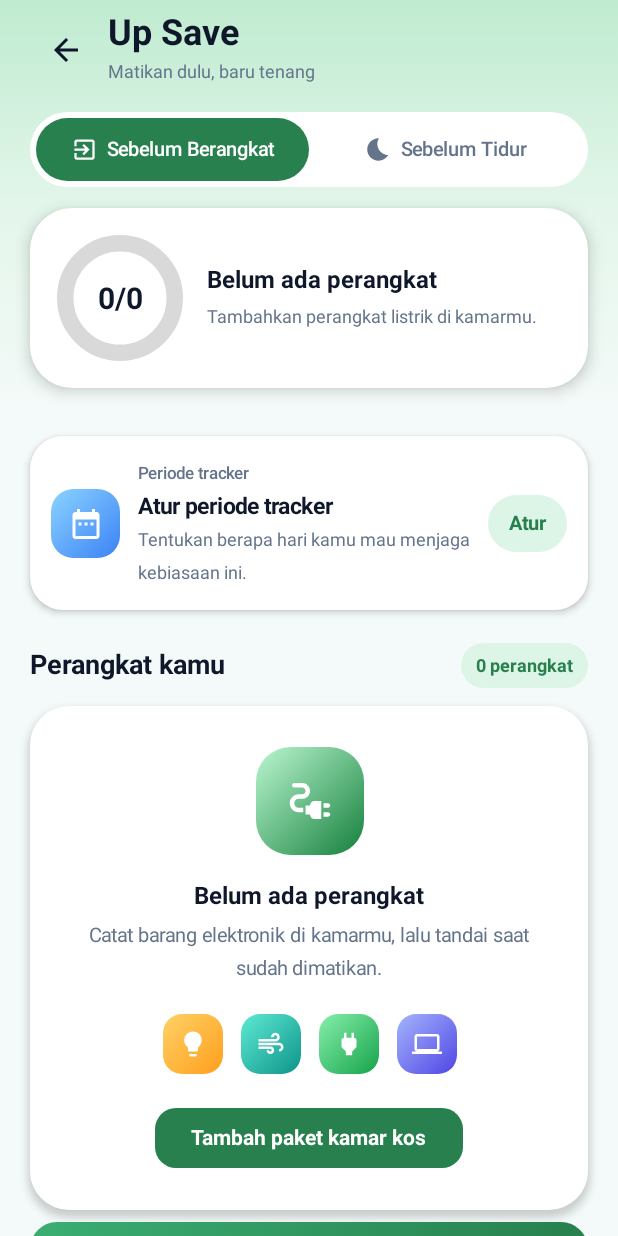
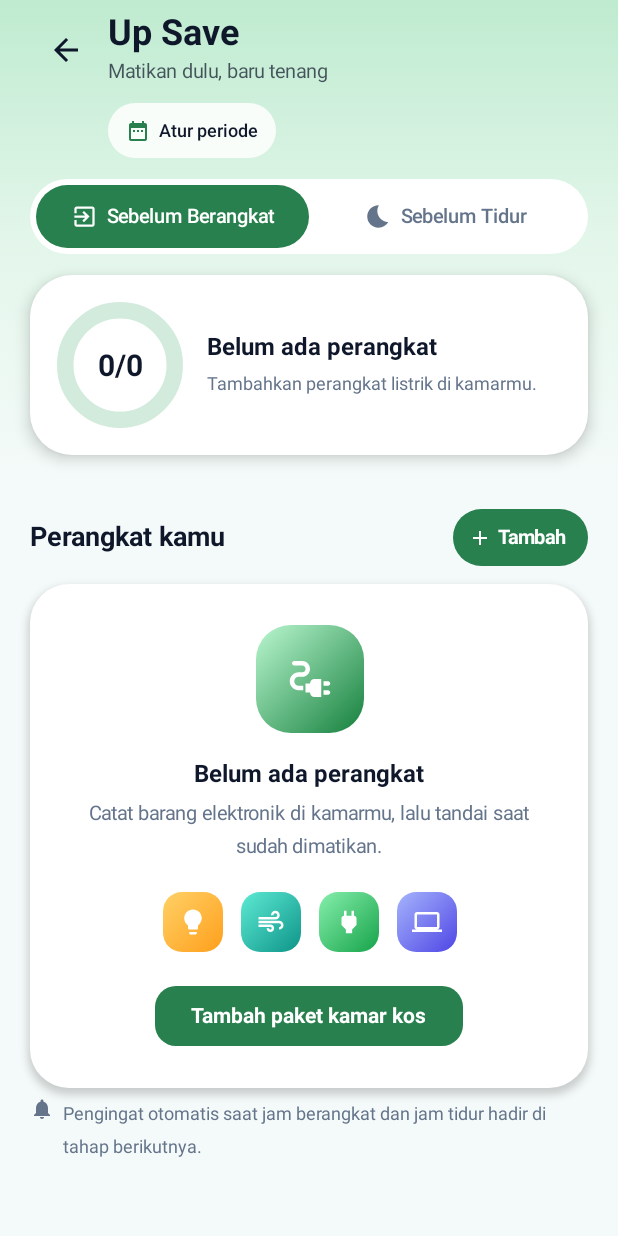
Before and after one commit to arinasabilal/SDG-Tracer-App, an Android app built with Jetpack Compose: the composable SaveScreen called with empty values, on a phone screen of 412 x 824 dp. Run offline under Robolectric (Android 15) with nearby library versions, the phone set to English and light mode, and no system bars; our stand-ins replace Firebase (no records; nobody signed in at launch, a user with empty details on screens opened directly).

Commit message:
SaveScreen.kt

```diff
--- a/app/src/main/java/com/example/apk/ui/SaveScreen.kt
+++ b/app/src/main/java/com/example/apk/ui/SaveScreen.kt
@@ -1,5 +1,6 @@
 // LOKASI: app/src/main/java/com/example/apk/ui/SaveScreen.kt (TIMPA)
 // Layar Up Save: periode tracker, daftar perangkat, checklist sebelum berangkat / sebelum tidur.
+// Perubahan tahap ini HANYA tampilan. Logika data (Repository, centang, reset harian) tidak diubah.
 package com.example.apk.ui
 
 import androidx.compose.animation.animateColorAsState
@@ -44,7 +45,7 @@ import androidx.compose.ui.graphics.drawscope.Stroke
 import androidx.compose.ui.text.font.FontWeight
 import androidx.compose.ui.text.input.KeyboardType
 import androidx.compose.ui.text.style.TextAlign
-import androidx.compose.ui.text.style.TextDecoration
+import androidx.compose.ui.text.style.TextOverflow
 import androidx.compose.ui.unit.Dp
 import androidx.compose.ui.unit.dp
 import androidx.compose.ui.unit.sp
@@ -53,13 +54,11 @@ import com.example.apk.data.DeviceRepository
 import com.example.apk.data.HabitRepository
 import com.example.apk.data.TrackerPlan
 import com.example.apk.ui.theme.LuBackground
-import com.example.apk.ui.theme.LuBorder
 import com.example.apk.ui.theme.LuSaveBg
 import com.example.apk.ui.theme.LuSaveIcon
 import com.example.apk.ui.theme.LuSurface
 import com.example.apk.ui.theme.LuTextDark
 import com.example.apk.ui.theme.LuTextGray
-import com.example.apk.ui.theme.LuTrack
 import java.text.SimpleDateFormat
 import java.util.Calendar
 import java.util.Date
@@ -71,6 +70,7 @@ private val StatusAmber = Color(0xFFB45309)
 private val StatusAmberBg = Color(0xFFFFF0CC)
 private val StatusGreenBg = Color(0xFFD3F0DE)
 private val RowDoneBg = Color(0xFFEAF8EF)
+private val SaveTrack = Color(0xFFD3EBDC) // jalur ring: hijau muda (sebelumnya abu-abu)
 
 private val quickPicks = listOf(
     "bulb" to "Lampu", "ac" to "AC", "fan" to "Kipas", "charger" to "Charger",
@@ -161,10 +161,20 @@ fun SaveScreen(done: Set<String>, todayKey: String, onBack: () -> Unit) {
                     Spacer(Modifier.width(4.dp))
                     Column {
                         Text("Up Save", fontSize = 24.sp, fontWeight = FontWeight.Bold, color = LuTextDark)
-                        Text("Matikan dulu, baru tenang", fontSize = 12.sp, color = LuTextGray)
+                        // Subjudul dibuat lebih gelap supaya terbaca di atas gradasi hijau.
+                        Text(
+                            "Matikan dulu, baru tenang",
+                            fontSize = 13.sp,
+                            color = LuTextDark.copy(alpha = 0.72f)
+                        )
                     }
                 }
-                Spacer(Modifier.height(16.dp))
+                Spacer(Modifier.height(10.dp))
+                // Periode tracker: chip kecil (menggantikan kartu besar). 52.dp = sejajar dengan judul.
+                Box(Modifier.padding(start = 52.dp)) {
+                    PeriodChip(plan, todayKey) { showPlan = true }
+                }
+                Spacer(Modifier.height(14.dp))
                 ModeSwitch(mode) { mode = it }
                 Spacer(Modifier.height(14.dp))
                 SaveProgressCard(mode, checkedCount, total, progress)
@@ -172,23 +182,25 @@ fun SaveScreen(done: Set<String>, todayKey: String, onBack: () -> Unit) {
         }
 
         Column(Modifier.padding(horizontal = 20.dp)) {
-            Spacer(Modifier.height(16.dp))
-            PeriodCard(plan, todayKey) { showPlan = true }
-
-            Spacer(Modifier.height(22.dp))
+            Spacer(Modifier.height(20.dp))
             Row(
                 modifier = Modifier.fillMaxWidth(),
                 horizontalArrangement = Arrangement.SpaceBetween,
                 verticalAlignment = Alignment.CenterVertically
             ) {
                 Text("Perangkat kamu", fontSize = 18.sp, fontWeight = FontWeight.Bold, color = LuTextDark)
-                Box(
+                // Tombol Tambah menggantikan badge "N perangkat" dan tombol besar di bawah daftar.
+                Row(
                     modifier = Modifier
                         .clip(RoundedCornerShape(50))
-                        .background(LuSaveBg)
-                        .padding(horizontal = 10.dp, vertical = 4.dp)
+                        .background(LuSaveIcon)
+                        .clickable { showAdd = true }
+                        .padding(start = 10.dp, end = 14.dp, top = 8.dp, bottom = 8.dp),
+                    verticalAlignment = Alignment.CenterVertically
                 ) {
-                    Text("$total perangkat", fontSize = 12.sp, fontWeight = FontWeight.Bold, color = LuSaveIcon)
+                    Icon(Icons.Default.Add, contentDescription = null, tint = Color.White, modifier = Modifier.size(16.dp))
+                    Spacer(Modifier.width(4.dp))
+                    Text("Tambah", fontSize = 13.sp, fontWeight = FontWeight.Bold, color = Color.White)
                 }
             }
             Spacer(Modifier.height(12.dp))
@@ -207,24 +219,7 @@ fun SaveScreen(done: Set<String>, todayKey: String, onBack: () -> Unit) {
                 Spacer(Modifier.height(10.dp))
             }
 
-            Spacer(Modifier.height(8.dp))
-            Box(
-                modifier = Modifier
-                    .fillMaxWidth()
-                    .height(54.dp)
-                    .clip(RoundedCornerShape(18.dp))
-                    .background(Brush.horizontalGradient(listOf(Color(0xFF3AAE72), LuSaveIcon)))
-                    .clickable { showAdd = true },
-                contentAlignment = Alignment.Center
-            ) {
-                Row(verticalAlignment = Alignment.CenterVertically) {
-                    Icon(Icons.Default.Add, contentDescription = null, tint = Color.White)
-                    Spacer(Modifier.width(8.dp))
-                    Text("Tambah perangkat", fontSize = 15.sp, fontWeight = FontWeight.Bold, color = Color.White)
-                }
-            }
-
-            Spacer(Modifier.height(14.dp))
+            Spacer(Modifier.height(6.dp))
             Row(verticalAlignment = Alignment.Top) {
                 Icon(
                     Icons.Default.Notifications,
@@ -285,6 +280,9 @@ fun SaveScreen(done: Set<String>, todayKey: String, onBack: () -> Unit) {
     toDelete?.let { d ->
         AlertDialog(
             onDismissRequest = { toDelete = null },
+            containerColor = LuSurface,
+            titleContentColor = LuTextDark,
+            textContentColor = LuTextGray,
             title = { Text("Hapus ${d.name}?") },
             text = { Text("Perangkat ini dihapus dari daftar centangmu.") },
             confirmButton = {
@@ -294,12 +292,10 @@ fun SaveScreen(done: Set<String>, todayKey: String, onBack: () -> Unit) {
                     syncFlags(remaining, leave, sleep)
                     toDelete = null
                 }) {
-                    Text("Hapus", color = SaveRed)
+                    Text("Hapus", color = SaveRed, fontWeight = FontWeight.Bold)
                 }
             },
-            dismissButton = {
-                TextButton(onClick = { toDelete = null }) { Text("Batal") }
-            }
+            dismissButton = { SaveCancelButton { toDelete = null } }
         )
     }
 }
@@ -371,7 +367,7 @@ private fun SaveProgressCard(mode: Int, checked: Int, total: Int, progress: Floa
                     val inset = stroke / 2
                     val arcSize = Size(size.width - stroke, size.height - stroke)
                     drawArc(
-                        color = LuTrack,
+                        color = SaveTrack,
                         startAngle = -90f,
                         sweepAngle = 360f,
                         useCenter = false,
@@ -403,71 +399,38 @@ private fun SaveProgressCard(mode: Int, checked: Int, total: Int, progress: Floa
     }
 }
 
+// Chip kecil di header. Menggantikan kartu "Periode tracker" yang besar.
 @Composable
-private fun PeriodCard(plan: TrackerPlan?, todayKey: String, onEdit: () -> Unit) {
+private fun PeriodChip(plan: TrackerPlan?, todayKey: String, onClick: () -> Unit) {
     val total = plan?.durationDays ?: 0
     val dayNo = if (plan == null) 0 else (daysBetween(plan.startDate, todayKey) + 1).coerceAtLeast(1)
     val finished = plan != null && total > 0 && dayNo > total
-    val (title, sub) = periodTexts(plan, dayNo)
-    val progress by animateFloatAsState(
-        if (plan != null && total > 0) dayNo.coerceAtMost(total).toFloat() / total else 0f,
-        tween(500),
-        label = "period"
-    )
-    val action = when {
-        plan == null -> "Atur"
-        finished -> "Mulai baru"
-        else -> "Ubah"
+    val text = when {
+        plan == null -> "Atur periode"
+        total == 0 -> "Tanpa batas · hari ke-$dayNo"
+        finished -> "Periode selesai · Mulai baru"
+        else -> {
+            val left = total - dayNo
+            if (left == 0) "Periode: $total hari · hari terakhir"
+            else "Periode: $total hari · sisa $left hari"
         }
-    val blue = Color(0xFF3B82F6)
-
-    Card(
-        modifier = Modifier.fillMaxWidth(),
-        shape = RoundedCornerShape(22.dp),
-        colors = CardDefaults.cardColors(containerColor = LuSurface),
-        elevation = CardDefaults.cardElevation(defaultElevation = 3.dp)
-    ) {
-        Column(Modifier.padding(14.dp)) {
-            Row(verticalAlignment = Alignment.CenterVertically) {
-                Box(
-                    modifier = Modifier
-                        .size(46.dp)
-                        .clip(RoundedCornerShape(15.dp))
-                        .background(Brush.linearGradient(listOf(Color(0xFF8BD3FF), blue))),
-                    contentAlignment = Alignment.Center
-                ) {
-                    Icon(Icons.Default.DateRange, contentDescription = null, tint = Color.White, modifier = Modifier.size(24.dp))
     }
-                Spacer(Modifier.width(12.dp))
-                Column(Modifier.weight(1f)) {
-                    Text("Periode tracker", fontSize = 11.sp, fontWeight = FontWeight.SemiBold, color = LuTextGray)
-                    Text(title, fontSize = 15.sp, fontWeight = FontWeight.Bold, color = LuTextDark)
-                    Text(sub, fontSize = 12.sp, color = LuTextGray)
-                }
-                Spacer(Modifier.width(8.dp))
-                Box(
+    Row(
         modifier = Modifier
             .clip(RoundedCornerShape(50))
-                        .background(LuSaveBg)
-                        .clickable(onClick = onEdit)
-                        .padding(horizontal = 14.dp, vertical = 8.dp)
+            .background(Color.White.copy(alpha = 0.85f))
+            .clickable(onClick = onClick)
+            .padding(horizontal = 12.dp, vertical = 7.dp),
+        verticalAlignment = Alignment.CenterVertically
     ) {
-                    Text(action, fontSize = 13.sp, fontWeight = FontWeight.Bold, color = LuSaveIcon)
-                }
-            }
-            if (plan != null && total > 0) {
-                Spacer(Modifier.height(12.dp))
-                LinearProgressIndicator(
-                    progress = { progress },
-                    modifier = Modifier
-                        .fillMaxWidth()
-                        .height(8.dp)
-                        .clip(RoundedCornerShape(4.dp)),
-                    color = if (finished) LuSaveIcon else blue,
-                    trackColor = LuTrack
+        Icon(
+            Icons.Default.DateRange,
+            contentDescription = null,
+            tint = LuSaveIcon,
+            modifier = Modifier.size(16.dp)
         )
-            }
-        }
+        Spacer(Modifier.width(6.dp))
+        Text(text, fontSize = 12.sp, fontWeight = FontWeight.SemiBold, color = LuTextDark)
     }
 }
 
@@ -504,6 +467,7 @@ private fun DeviceBadge(icon: DeviceIcon, size: Dp, dimmed: Boolean = false, sho
     }
 }
 
+// Status: chip hijau bercentang kalau sudah mati, chip kuning bertitik kalau masih menyala.
 @Composable
 private fun StatusPill(off: Boolean) {
     val color = if (off) LuSaveIcon else StatusAmber
@@ -514,37 +478,64 @@ private fun StatusPill(off: Boolean) {
             .padding(horizontal = 8.dp, vertical = 3.dp),
         verticalAlignment = Alignment.CenterVertically
     ) {
+        if (off) {
+            Icon(Icons.Default.Check, contentDescription = null, tint = color, modifier = Modifier.size(12.dp))
+        } else {
             Box(
                 Modifier
                     .size(6.dp)
                     .clip(CircleShape)
                     .background(color)
             )
-        Spacer(Modifier.width(5.dp))
+        }
+        Spacer(Modifier.width(if (off) 4.dp else 5.dp))
         Text(
             if (off) "Sudah mati" else "Masih menyala",
             fontSize = 11.sp,
             fontWeight = FontWeight.SemiBold,
-            color = color
+            color = color,
+            maxLines = 1
         )
     }
 }
 
+// Perangkat yang belum mati: tombol berlabel jelas.
 @Composable
-private fun PowerButton(off: Boolean) {
-    val fill by animateColorAsState(if (off) LuSaveIcon else Color.Transparent, label = "power")
+private fun MarkOffButton(onClick: () -> Unit) {
+    Row(
+        modifier = Modifier
+            .clip(RoundedCornerShape(50))
+            .border(1.5.dp, LuSaveIcon, RoundedCornerShape(50))
+            .clickable(onClick = onClick)
+            .padding(horizontal = 10.dp, vertical = 8.dp),
+        verticalAlignment = Alignment.CenterVertically
+    ) {
+        Icon(
+            Icons.Default.PowerSettingsNew,
+            contentDescription = null,
+            tint = LuSaveIcon,
+            modifier = Modifier.size(16.dp)
+        )
+        Spacer(Modifier.width(4.dp))
+        Text("Tandai mati", fontSize = 12.sp, fontWeight = FontWeight.Bold, color = LuSaveIcon, maxLines = 1)
+    }
+}
+
+// Perangkat yang sudah mati: lingkaran centang. Menekannya membatalkan.
+@Composable
+private fun UndoButton(onClick: () -> Unit) {
     Box(
         modifier = Modifier
             .size(38.dp)
             .clip(CircleShape)
-            .background(fill)
-            .border(2.dp, if (off) LuSaveIcon else LuBorder, CircleShape),
+            .background(LuSaveIcon)
+            .clickable(onClick = onClick),
         contentAlignment = Alignment.Center
     ) {
         Icon(
-            imageVector = if (off) Icons.Default.Check else Icons.Default.PowerSettingsNew,
-            contentDescription = null,
-            tint = if (off) Color.White else LuTextGray,
+            Icons.Default.Check,
+            contentDescription = "Batalkan tanda mati",
+            tint = Color.White,
             modifier = Modifier.size(20.dp)
         )
     }
@@ -575,22 +566,25 @@ private fun DeviceRow(
                 .padding(start = 12.dp, top = 10.dp, bottom = 10.dp, end = 4.dp),
             verticalAlignment = Alignment.CenterVertically
         ) {
-            DeviceBadge(icon, 52.dp, dimmed = checked, showCheck = checked)
-            Spacer(Modifier.width(12.dp))
+            DeviceBadge(icon, 48.dp, dimmed = checked)
+            Spacer(Modifier.width(10.dp))
             Column(Modifier.weight(1f)) {
+                // Nama tidak lagi dicoret: status cukup dibaca dari chip dan tombol.
                 Text(
                     device.name,
                     fontSize = 15.sp,
                     fontWeight = FontWeight.SemiBold,
-                    color = if (checked) LuTextGray else LuTextDark,
-                    textDecoration = if (checked) TextDecoration.LineThrough else TextDecoration.None
+                    color = LuTextDark,
+                    maxLines = 1,
+                    overflow = TextOverflow.Ellipsis
                 )
                 Spacer(Modifier.height(4.dp))
                 StatusPill(checked)
             }
-            PowerButton(checked)
+            Spacer(Modifier.width(6.dp))
+            if (checked) UndoButton(onToggle) else MarkOffButton(onToggle)
             Box {
-                IconButton(onClick = { menu = true }) {
+                IconButton(onClick = { menu = true }, modifier = Modifier.size(40.dp)) {
                     Icon(
                         Icons.Default.MoreVert,
                         contentDescription = "Menu ${device.name}",
@@ -661,6 +655,32 @@ private fun EmptyState(onStarter: () -> Unit) {
 // ---------------------------------------------------------------- DIALOG
 
 @Composable
+private fun saveFieldColors() = OutlinedTextFieldDefaults.colors(
+    focusedBorderColor = LuSaveIcon,
+    focusedLabelColor = LuSaveIcon,
+    cursorColor = LuSaveIcon
+)
+
+@Composable
+private fun SaveConfirmButton(text: String, enabled: Boolean = true, onClick: () -> Unit) {
+    Button(
+        onClick = onClick,
+        enabled = enabled,
+        shape = RoundedCornerShape(14.dp),
+        colors = ButtonDefaults.buttonColors(containerColor = LuSaveIcon)
+    ) {
+        Text(text, fontWeight = FontWeight.Bold)
+    }
+}
+
+@Composable
+private fun SaveCancelButton(onClick: () -> Unit) {
+    TextButton(onClick = onClick) {
+        Text("Batal", color = LuTextGray, fontWeight = FontWeight.SemiBold)
+    }
+}
+
+@Composable
 private fun DeviceDialog(
     title: String,
     initialName: String = "",
@@ -673,6 +693,9 @@ private fun DeviceDialog(
 
     AlertDialog(
         onDismissRequest = onDismiss,
+        containerColor = LuSurface,
+        titleContentColor = LuTextDark,
+        textContentColor = LuTextGray,
         title = { Text(title) },
         text = {
             Column(Modifier.verticalScroll(rememberScrollState())) {
@@ -718,6 +741,7 @@ private fun DeviceDialog(
                     label = { Text("Nama perangkat") },
                     placeholder = { Text("misal: Lampu belajar") },
                     singleLine = true,
+                    colors = saveFieldColors(),
                     modifier = Modifier.fillMaxWidth()
                 )
 
@@ -766,16 +790,11 @@ private fun DeviceDialog(
             }
         },
         confirmButton = {
-            TextButton(
-                onClick = { if (name.isNotBlank()) onSave(name, iconKey) },
-                enabled = name.isNotBlank()
-            ) {
-                Text("Simpan")
+            SaveConfirmButton("Simpan", enabled = name.isNotBlank()) {
+                if (name.isNotBlank()) onSave(name, iconKey)
             }
         },
-        dismissButton = {
-            TextButton(onClick = onDismiss) { Text("Batal") }
-        }
+        dismissButton = { SaveCancelButton(onDismiss) }
     )
 }
 
@@ -788,7 +807,8 @@ private fun PlanDialog(
 ) {
     val finishedNow = plan != null && plan.durationDays > 0 &&
         daysBetween(plan.startDate, todayKey) + 1 > plan.durationDays
-    var selected by rememberSaveable { mutableIntStateOf(plan?.durationDays ?: 30) }
+    // -1 = belum ada pilihan. Kalau periode belum pernah diatur, tidak ada chip yang terpilih.
+    var selected by rememberSaveable { mutableIntStateOf(plan?.durationDays ?: -1) }
     var custom by rememberSaveable {
         mutableStateOf(
             plan?.durationDays?.takeIf { it > 0 && it !in planOptions }?.toString() ?: ""
@@ -796,16 +816,29 @@ private fun PlanDialog(
     }
     var restart by rememberSaveable { mutableStateOf(plan == null || finishedNow) }
 
-    val days = custom.toIntOrNull()?.coerceIn(1, 365) ?: selected
+    val customValue = custom.toIntOrNull()
+    val customError = custom.isNotBlank() && (customValue == null || customValue !in 1..365)
+    // null = belum valid / belum memilih -> tombol Simpan nonaktif
+    val days: Int? = when {
+        custom.isNotBlank() -> if (customError) null else customValue
+        selected >= 0 -> selected
+        else -> null
+    }
     val startKey = if (plan == null || restart) todayKey else plan.startDate
-    val endText = if (days == 0) {
+    val chosen = days
+    val endText = if (chosen == null) {
+        "Pilih lama periode dulu"
+    } else if (chosen == 0) {
         "Tanpa batas waktu"
     } else {
-        "Selesai pada ${prettyDate(addDaysKey(startKey, days - 1))}"
+        "Selesai pada ${prettyDate(addDaysKey(startKey, chosen - 1))}"
     }
 
     AlertDialog(
         onDismissRequest = onDismiss,
+        containerColor = LuSurface,
+        titleContentColor = LuTextDark,
+        textContentColor = LuTextGray,
         title = { Text("Atur periode tracker") },
         text = {
             Column(Modifier.verticalScroll(rememberScrollState())) {
@@ -817,6 +850,7 @@ private fun PlanDialog(
                         horizontalArrangement = Arrangement.spacedBy(8.dp)
                     ) {
                         rowItems.forEach { d ->
+                            // Chip tidak terpilih saat kamu mengetik jumlah hari sendiri.
                             val active = custom.isBlank() && selected == d
                             Box(
                                 modifier = Modifier
@@ -847,9 +881,14 @@ private fun PlanDialog(
                     value = custom,
                     onValueChange = { custom = it.filter { c -> c.isDigit() }.take(3) },
                     label = { Text("Atau jumlah hari sendiri") },
-                    placeholder = { Text("misal: 45") },
+                    placeholder = { Text("1–365") },
                     singleLine = true,
+                    isError = customError,
+                    supportingText = if (customError) {
+                        { Text("Masukkan angka 1 sampai 365") }
+                    } else null,
                     keyboardOptions = KeyboardOptions(keyboardType = KeyboardType.Number),
+                    colors = saveFieldColors(),
                     modifier = Modifier.fillMaxWidth()
                 )
                 if (plan != null) {
@@ -861,19 +900,28 @@ private fun PlanDialog(
                             color = LuTextDark,
                             modifier = Modifier.weight(1f)
                         )
-                        Switch(checked = restart, onCheckedChange = { restart = it })
+                        Switch(
+                            checked = restart,
+                            onCheckedChange = { restart = it },
+                            colors = SwitchDefaults.colors(checkedTrackColor = LuSaveIcon)
+                        )
                     }
                 }
                 Spacer(Modifier.height(12.dp))
-                Text(endText, fontSize = 13.sp, fontWeight = FontWeight.SemiBold, color = LuSaveIcon)
+                Text(
+                    endText,
+                    fontSize = 13.sp,
+                    fontWeight = FontWeight.SemiBold,
+                    color = if (chosen == null) LuTextGray else LuSaveIcon
+                )
             }
         },
         confirmButton = {
-            TextButton(onClick = { onSave(days, startKey) }) { Text("Simpan") }
+            SaveConfirmButton("Simpan", enabled = days != null) {
+                days?.let { onSave(it, startKey) }
+            }
         },
-        dismissButton = {
-            TextButton(onClick = onDismiss) { Text("Batal") }
-        }
+        dismissButton = { SaveCancelButton(onDismiss) }
     )
 }
 
@@ -900,19 +948,3 @@ private fun prettyDate(key: String): String {
     val t = parseKey(key) ?: return key
     return SimpleDateFormat("d MMM yyyy", Locale.forLanguageTag("id-ID")).format(Date(t))
 }
-
-private fun periodTexts(plan: TrackerPlan?, dayNo: Int): Pair<String, String> {
-    if (plan == null) {
-        return "Atur periode tracker" to "Tentukan berapa hari kamu mau menjaga kebiasaan ini."
-    }
-    val total = plan.durationDays
-    if (total == 0) {
-        return "Hari ke-$dayNo" to "Tanpa batas waktu · mulai ${prettyDate(plan.startDate)}"
-    }
-    if (dayNo > total) {
-        return "Periode selesai" to "$total hari sudah terlewati. Mulai periode baru?"
-    }
-    val left = total - dayNo
-    val head = if (left == 0) "Hari terakhir" else "Sisa $left hari"
-    return "Hari ke-$dayNo dari $total" to "$head · selesai ${prettyDate(addDaysKey(plan.startDate, total - 1))}"
-}
```
Lines whose indentation alone changed are shown as unchanged.
